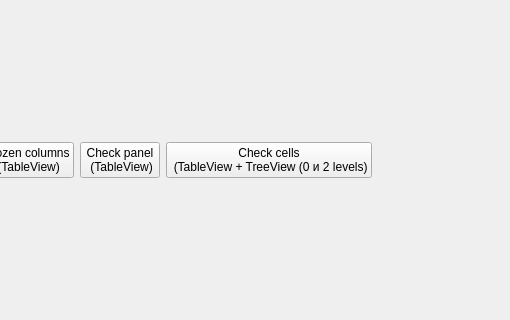
Qt form demo/mainwindow.ui (n-r-w/zf_item_view) before a commit; both pictures show x 128 to 638 and y 239 to 559 of the 1311 by 798 pixel window.
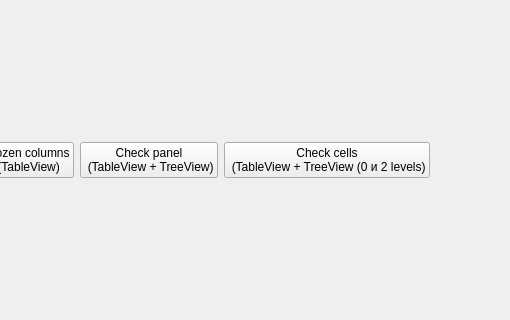
The same form after that commit.

Commit message: TreeView check panel

What changed in the file:
```diff
--- a/demo/mainwindow.ui
+++ b/demo/mainwindow.ui
@@ -37,7 +37,7 @@
        <widget class="QPushButton" name="check_panel">
         <property name="text">
          <string>Check panel
- (TableView)</string>
+ (TableView + TreeView)</string>
         </property>
        </widget>
       </item>
```
The commit also changes 3 other files.
